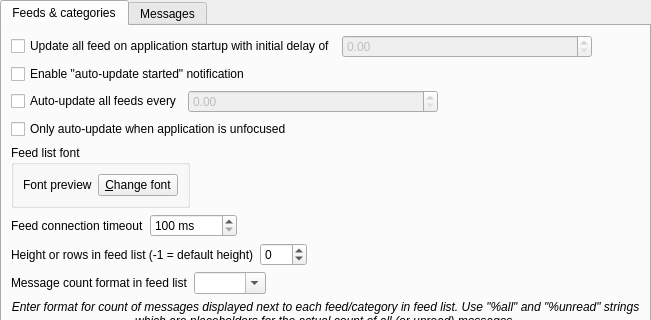
This is src/librssguard/gui/settings/settingsfeedsmessages.ui in martinrotter/rssguard as Qt 5 draws it before an edit; both pictures show x 0 to 651 and y 0 to 320 of the 651 by 497 pixel window. The edited form follows.
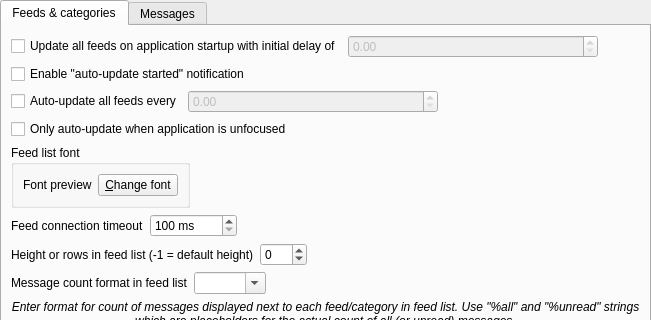
This is the edited form. Custom widgets are drawn as their Qt base class.

Commit message: Default delay + fix typo.

```diff
--- a/src/librssguard/gui/settings/settingsfeedsmessages.ui
+++ b/src/librssguard/gui/settings/settingsfeedsmessages.ui
@@ -38,7 +38,7 @@
          <item>
           <widget class="QCheckBox" name="m_checkUpdateAllFeedsOnStartup">
            <property name="text">
-            <string>Update all feed on application startup with initial delay of</string>
+            <string>Update all feeds on application startup with initial delay of</string>
            </property>
           </widget>
          </item>
```
The commit also changes 1 other file.
